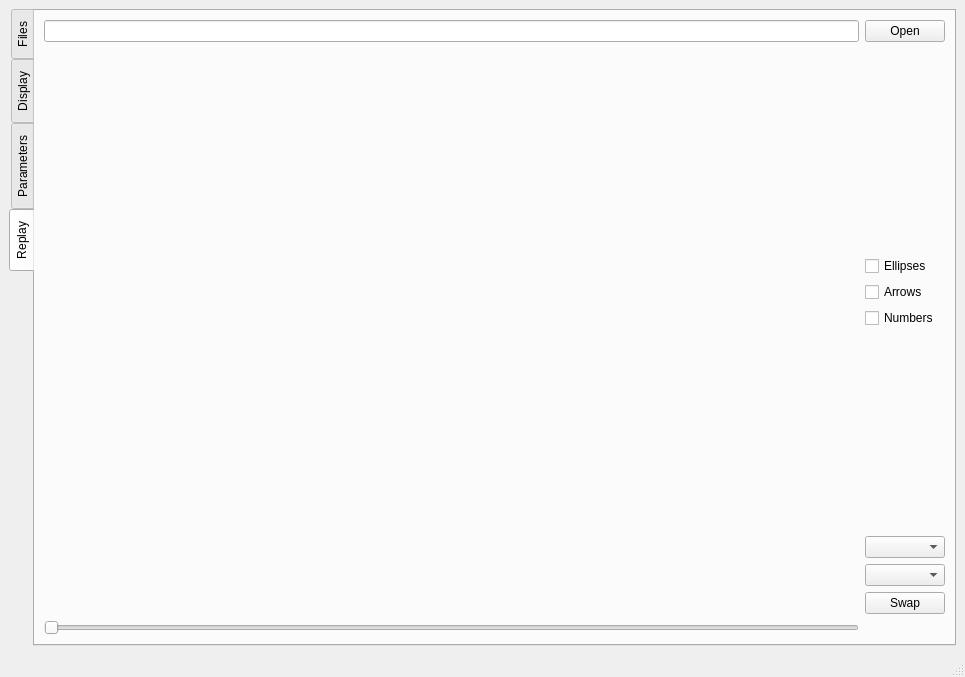
Above: mainwindow.ui from FastTrackOrg/FastTrack before the change. Below: the same form after it.
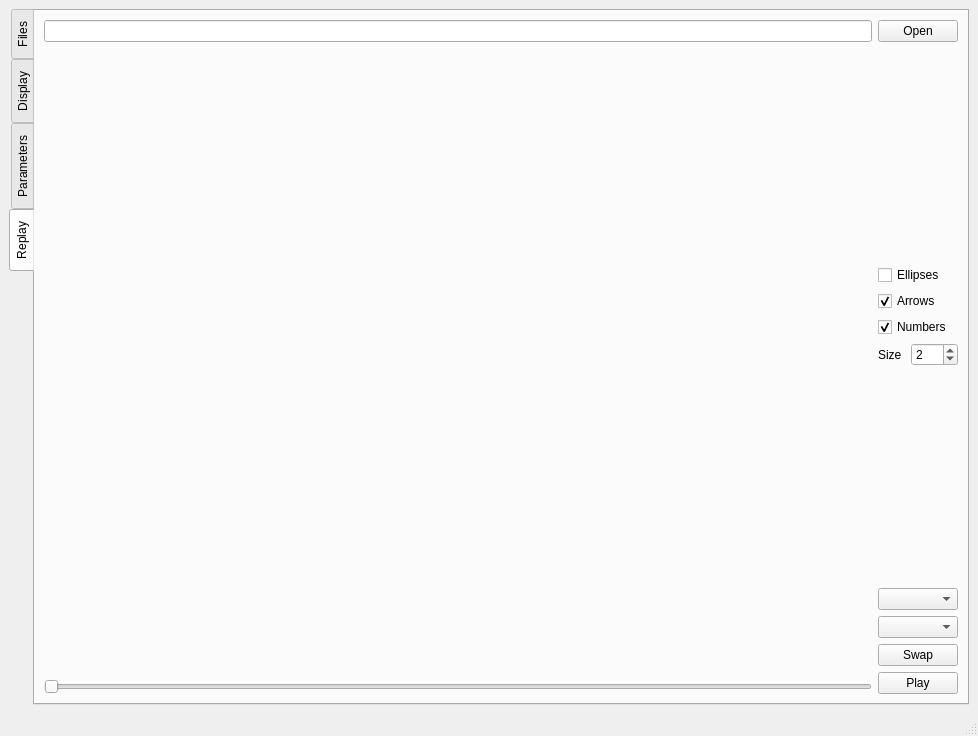
That is the form after the change.

Commit message: [feat] main: add automatic replay

Patch:
```diff
--- a/mainwindow.ui
+++ b/mainwindow.ui
@@ -6,8 +6,8 @@
    <rect>
     <x>0</x>
     <y>0</y>
-    <width>965</width>
-    <height>677</height>
+    <width>978</width>
+    <height>736</height>
    </rect>
   </property>
   <property name="windowTitle">
@@ -167,64 +167,28 @@
         <string>Replay</string>
        </attribute>
        <layout class="QGridLayout" name="gridLayout_5">
-        <item row="0" column="0">
-         <widget class="QLineEdit" name="replayPath"/>
+        <item row="9" column="1" colspan="2">
+         <widget class="QPushButton" name="swapReplay">
+          <property name="text">
+           <string>Swap</string>
+          </property>
+         </widget>
         </item>
-        <item row="0" column="1">
+        <item row="0" column="1" colspan="2">
          <widget class="QPushButton" name="replayOpen">
           <property name="text">
            <string>Open</string>
           </property>
          </widget>
         </item>
-        <item row="1" column="0" rowspan="8">
-         <widget class="QLabel" name="replayDisplay">
-          <property name="sizePolicy">
-           <sizepolicy hsizetype="Ignored" vsizetype="Ignored">
-            <horstretch>0</horstretch>
-            <verstretch>0</verstretch>
-           </sizepolicy>
-          </property>
-          <property name="text">
-           <string/>
-          </property>
-         </widget>
-        </item>
-        <item row="1" column="1">
-         <spacer name="verticalSpacer_2">
-          <property name="orientation">
-           <enum>Qt::Vertical</enum>
-          </property>
-          <property name="sizeHint" stdset="0">
-           <size>
-            <width>20</width>
-            <height>174</height>
-           </size>
-          </property>
-         </spacer>
-        </item>
-        <item row="2" column="1">
+        <item row="2" column="1" colspan="2">
          <widget class="QCheckBox" name="replayEllipses">
           <property name="text">
            <string>Ellipses</string>
           </property>
          </widget>
         </item>
-        <item row="3" column="1">
-         <widget class="QCheckBox" name="replayArrows">
-          <property name="text">
-           <string>Arrows</string>
-          </property>
-         </widget>
-        </item>
-        <item row="4" column="1">
-         <widget class="QCheckBox" name="replayNumbers">
-          <property name="text">
-           <string>Numbers</string>
-          </property>
-         </widget>
-        </item>
-        <item row="5" column="1">
+        <item row="6" column="2">
          <spacer name="verticalSpacer">
           <property name="orientation">
            <enum>Qt::Vertical</enum>
@@ -237,26 +201,101 @@
           </property>
          </spacer>
         </item>
-        <item row="6" column="1">
-         <widget class="QComboBox" name="object1Replay"/>
-        </item>
-        <item row="7" column="1">
-         <widget class="QComboBox" name="object2Replay"/>
-        </item>
-        <item row="8" column="1">
-         <widget class="QPushButton" name="swapReplay">
+        <item row="4" column="1" colspan="2">
+         <widget class="QCheckBox" name="replayNumbers">
           <property name="text">
-           <string>Swap</string>
+           <string>Numbers</string>
+          </property>
+          <property name="checked">
+           <bool>true</bool>
           </property>
          </widget>
         </item>
-        <item row="9" column="0">
+        <item row="11" column="0">
          <widget class="QSlider" name="replaySlider">
           <property name="orientation">
            <enum>Qt::Horizontal</enum>
           </property>
          </widget>
         </item>
+        <item row="10" column="1" rowspan="2" colspan="2">
+         <widget class="QPushButton" name="playReplay">
+          <property name="text">
+           <string>Play</string>
+          </property>
+          <property name="checkable">
+           <bool>true</bool>
+          </property>
+          <property name="checked">
+           <bool>false</bool>
+          </property>
+         </widget>
+        </item>
+        <item row="5" column="1">
+         <widget class="QLabel" name="label">
+          <property name="text">
+           <string>Size</string>
+          </property>
+         </widget>
+        </item>
+        <item row="1" column="0" rowspan="10">
+         <widget class="QLabel" name="replayDisplay">
+          <property name="sizePolicy">
+           <sizepolicy hsizetype="Ignored" vsizetype="Ignored">
+            <horstretch>0</horstretch>
+            <verstretch>0</verstretch>
+           </sizepolicy>
+          </property>
+          <property name="text">
+           <string/>
+          </property>
+         </widget>
+        </item>
+        <item row="8" column="1" colspan="2">
+         <widget class="QComboBox" name="object2Replay"/>
+        </item>
+        <item row="7" column="1" colspan="2">
+         <widget class="QComboBox" name="object1Replay"/>
+        </item>
+        <item row="0" column="0">
+         <widget class="QLineEdit" name="replayPath"/>
+        </item>
+        <item row="3" column="1" colspan="2">
+         <widget class="QCheckBox" name="replayArrows">
+          <property name="text">
+           <string>Arrows</string>
+          </property>
+          <property name="checked">
+           <bool>true</bool>
+          </property>
+         </widget>
+        </item>
+        <item row="5" column="2">
+         <widget class="QSpinBox" name="replaySize">
+          <property name="minimum">
+           <number>1</number>
+          </property>
+          <property name="maximum">
+           <number>150</number>
+          </property>
+          <property name="value">
+           <number>2</number>
+          </property>
+         </widget>
+        </item>
+        <item row="1" column="2">
+         <spacer name="verticalSpacer_2">
+          <property name="orientation">
+           <enum>Qt::Vertical</enum>
+          </property>
+          <property name="sizeHint" stdset="0">
+           <size>
+            <width>20</width>
+            <height>174</height>
+           </size>
+          </property>
+         </spacer>
+        </item>
        </layout>
       </widget>
      </widget>
```
The commit also changes 2 other files.
